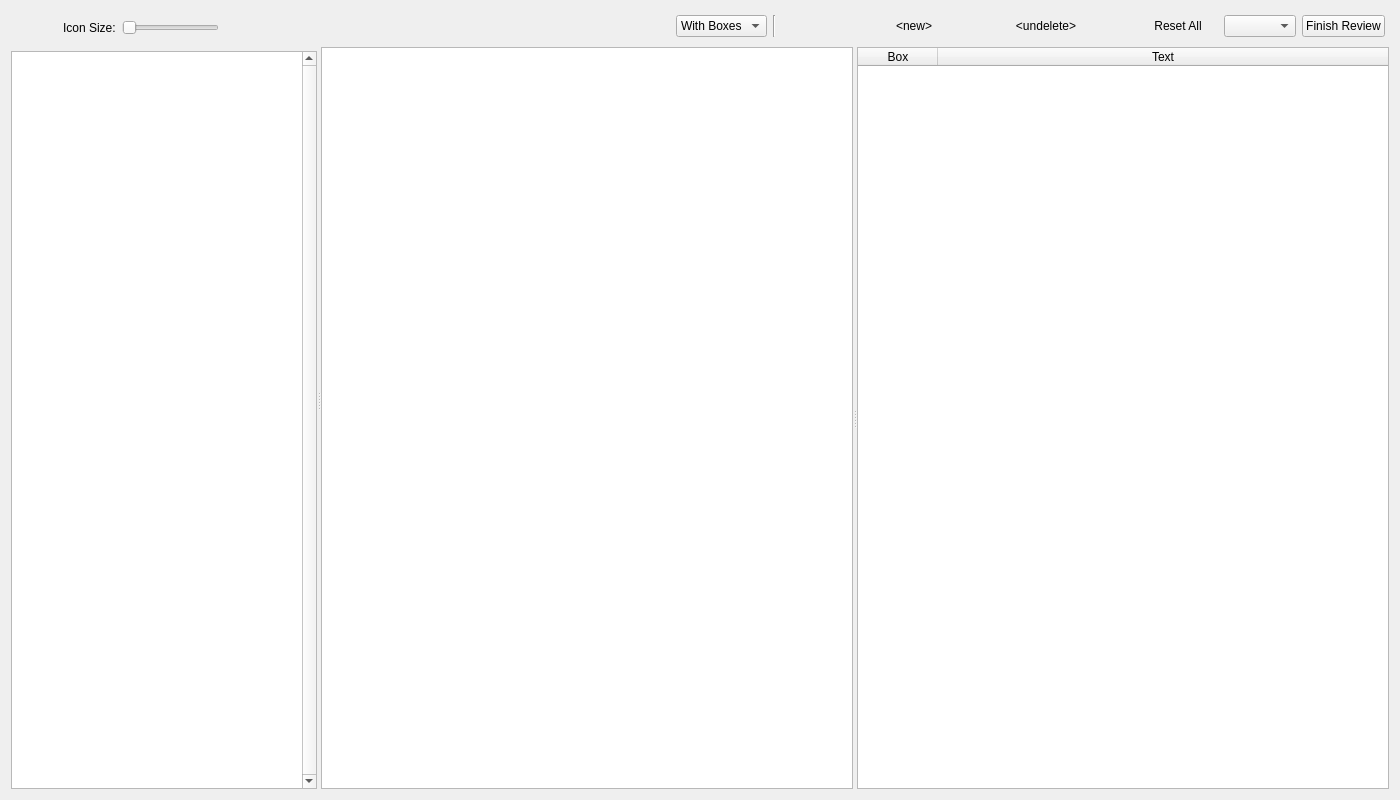
Qt form ui_files/OcrReview.ui (VoxelCubes/PanelCleaner) before a commit.
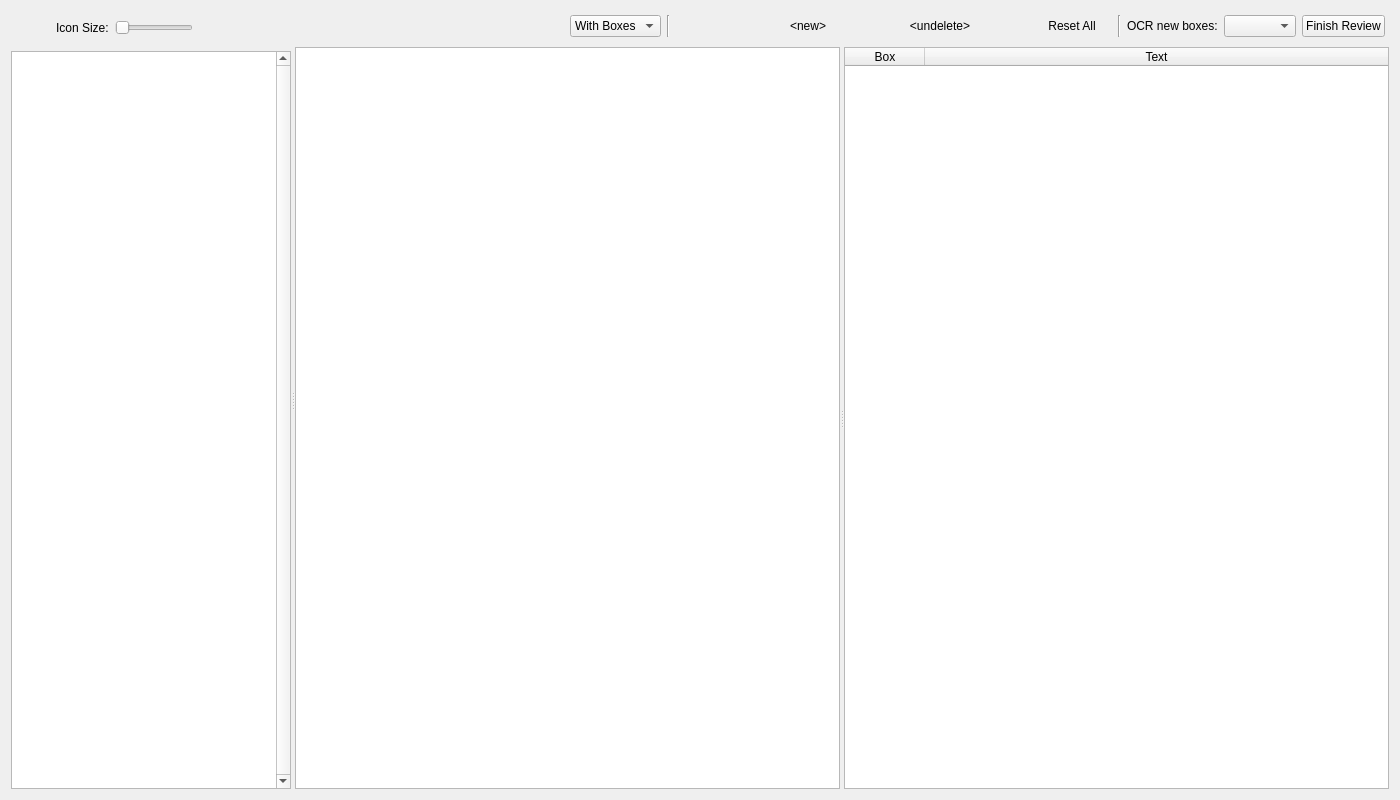
The same form after that commit. Icons and pictures are not drawn. Custom widgets are drawn as their Qt base class.

Commit message: Supplement OCR review with ML

```diff
--- a/ui_files/OcrReview.ui
+++ b/ui_files/OcrReview.ui
@@ -174,7 +174,7 @@
      <widget class="QWidget" name="layoutWidget">
       <layout class="QVBoxLayout" name="verticalLayout" stretch="0,1">
        <item>
-        <layout class="QHBoxLayout" name="horizontalLayout" stretch="1,0,0,0,0,0,0,0,0,0,0,0,0,0,0,0">
+        <layout class="QHBoxLayout" name="horizontalLayout" stretch="1,0,0,0,0,0,0,0,0,0,0,0,0,0,0,0,0,0">
          <property name="spacing">
           <number>6</number>
          </property>
@@ -407,7 +407,21 @@
           </widget>
          </item>
          <item>
-          <widget class="QComboBox" name="comboBox_ocr_engine"/>
+          <widget class="Line" name="line_2">
+           <property name="orientation">
+            <enum>Qt::Vertical</enum>
+           </property>
+          </widget>
+         </item>
+         <item>
+          <widget class="QLabel" name="label_2">
+           <property name="text">
+            <string>OCR new boxes:</string>
+           </property>
+          </widget>
+         </item>
+         <item>
+          <widget class="CComboBox" name="comboBox_ocr_engine"/>
          </item>
          <item>
           <widget class="QPushButton" name="pushButton_done">
@@ -500,6 +514,11 @@
    <extends>QGraphicsView</extends>
    <header>pcleaner.gui.image_viewer</header>
   </customwidget>
+  <customwidget>
+   <class>CComboBox</class>
+   <extends>QComboBox</extends>
+   <header>pcleaner.gui.CustomQ.CComboBox</header>
+  </customwidget>
  </customwidgets>
  <resources/>
  <connections/>
```
The commit also changes 2 other files.
